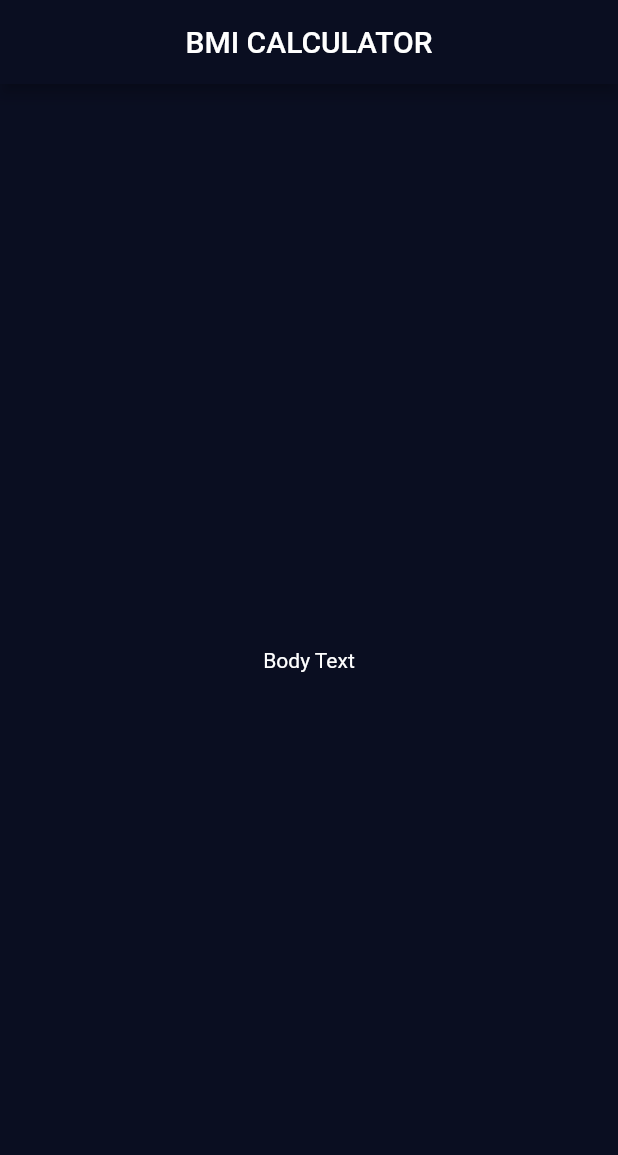
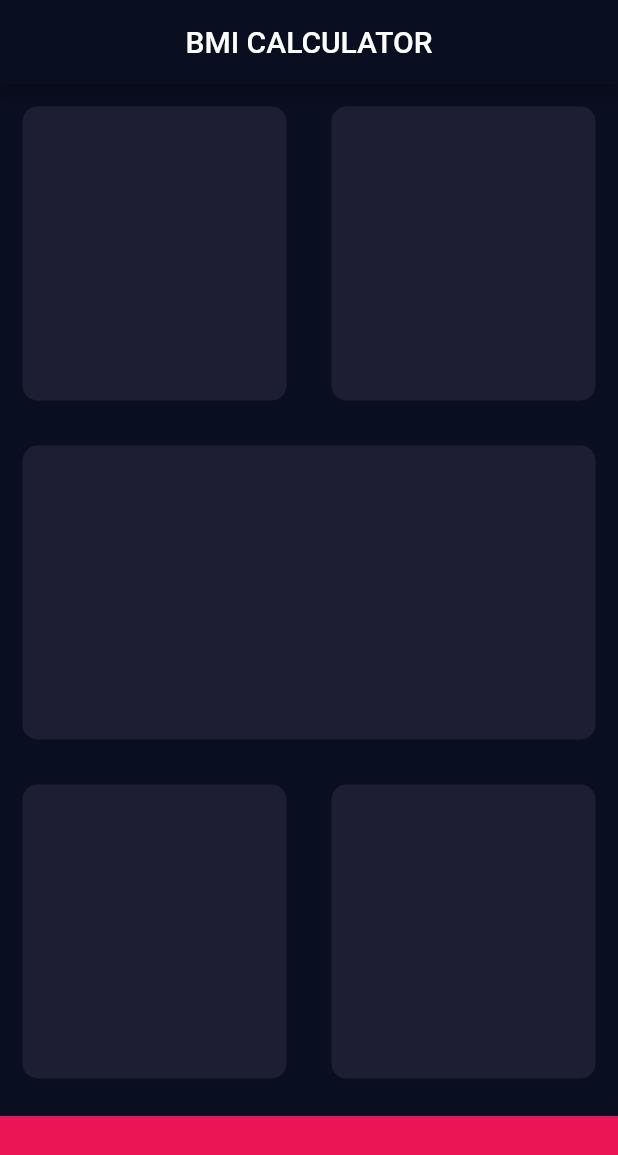
Before and after one commit to Meruem243/bmi_calculator, a Flutter app: the screen it shows after launch, on a phone screen of 412 x 824 dp. Shown: the top 1155 px of the screen. Run offline on Flutter 3.47's test engine with Material 2 defaults, Android fonts, the phone set to English and light mode, and no system bars.

Commit message:
Layout designed

```diff
--- a/lib/input_page.dart
+++ b/lib/input_page.dart
@@ -1,4 +1,7 @@
 import 'package:flutter/material.dart';
+
+const Color reusableCardColor = Color(0xFF1D1E33);
+const Color bottomContainerColor = Color(0xFFEB1555);
 
 class InputPage extends StatefulWidget {
   const InputPage({super.key});
@@ -15,9 +18,60 @@ class _InputPageState extends State<InputPage> {
         title: const Text('BMI CALCULATOR'),
         centerTitle: true,
       ),
-      body: const Center(
-        child: Text('Body Text'),
+      body: Column(
+        children: <Widget>[
+          const Expanded(
+            child: Row(
+              children: <Widget>[
+                Expanded(
+                  child: ReusableCard(colorReusableCard: reusableCardColor),
+                ),
+                Expanded(
+                  child: ReusableCard(colorReusableCard: reusableCardColor),
+                ),
+              ],
+            ),
+          ),
+          const Expanded(
+            child: ReusableCard(colorReusableCard: reusableCardColor),
+          ),
+          const Expanded(
+            child: Row(
+              children: <Widget>[
+                Expanded(
+                  child: ReusableCard(colorReusableCard: reusableCardColor),
+                ),
+                Expanded(
+                  child: ReusableCard(colorReusableCard: reusableCardColor),
+                ),
+              ],
+            ),
+          ),
+          Container(
+            color: bottomContainerColor,
+            margin: const EdgeInsets.only(top: 10.0),
+            width: double.infinity,
+            height: 80.0,
+          ),
+        ],
       ),
     );
   }
 }
+
+class ReusableCard extends StatelessWidget {
+  final Color colorReusableCard;
+
+  const ReusableCard({super.key, required this.colorReusableCard});
+
+  @override
+  Widget build(BuildContext context) {
+    return Container(
+      margin: const EdgeInsets.all(15.0),
+      decoration: BoxDecoration(
+        borderRadius: BorderRadius.circular(10.0),
+        color: colorReusableCard,
+      ),
+    );
+  }
+}
```
